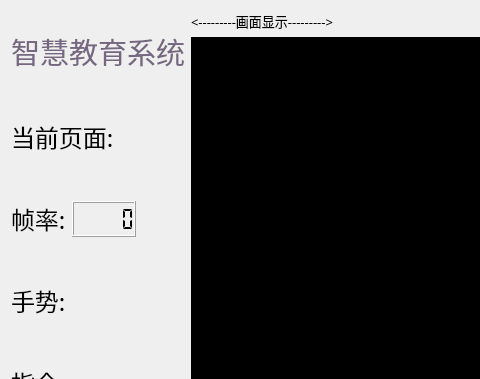
Before: the Qt Designer form 嵌入式软件/SFEducation/src/UI/SFEducation.ui in Skeeser/SFEducationSystem, drawn with Qt 5; both pictures show x 0 to 480 and y 0 to 379 of the 1226 by 782 pixel window.
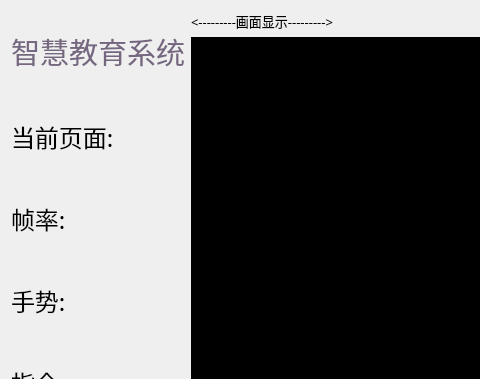
After: the same form once the commit is applied.

```diff
--- a/嵌入式软件/SFEducation/src/UI/SFEducation.ui
+++ b/嵌入式软件/SFEducation/src/UI/SFEducation.ui
@@ -116,7 +116,7 @@
         </spacer>
        </item>
        <item>
-        <layout class="QHBoxLayout" name="horizontalLayout_13" stretch="1,1,8">
+        <layout class="QHBoxLayout" name="horizontalLayout_13" stretch="2,6">
          <item>
           <widget class="QLabel" name="frame_num">
            <property name="font">
@@ -131,31 +131,18 @@
           </widget>
          </item>
          <item>
-          <widget class="QLCDNumber" name="frame_lcdNumber">
+          <widget class="QLabel" name="frame_lcdNumber">
            <property name="font">
             <font>
              <family>Agency FB</family>
-             <pointsize>11</pointsize>
+             <pointsize>18</pointsize>
             </font>
            </property>
-           <property name="segmentStyle">
-            <enum>QLCDNumber::Flat</enum>
+           <property name="text">
+            <string/>
            </property>
           </widget>
          </item>
-         <item>
-          <spacer name="horizontalSpacer_7">
-           <property name="orientation">
-            <enum>Qt::Horizontal</enum>
-           </property>
-           <property name="sizeHint" stdset="0">
-            <size>
-             <width>40</width>
-             <height>20</height>
-            </size>
-           </property>
-          </spacer>
-         </item>
         </layout>
        </item>
        <item>
```
